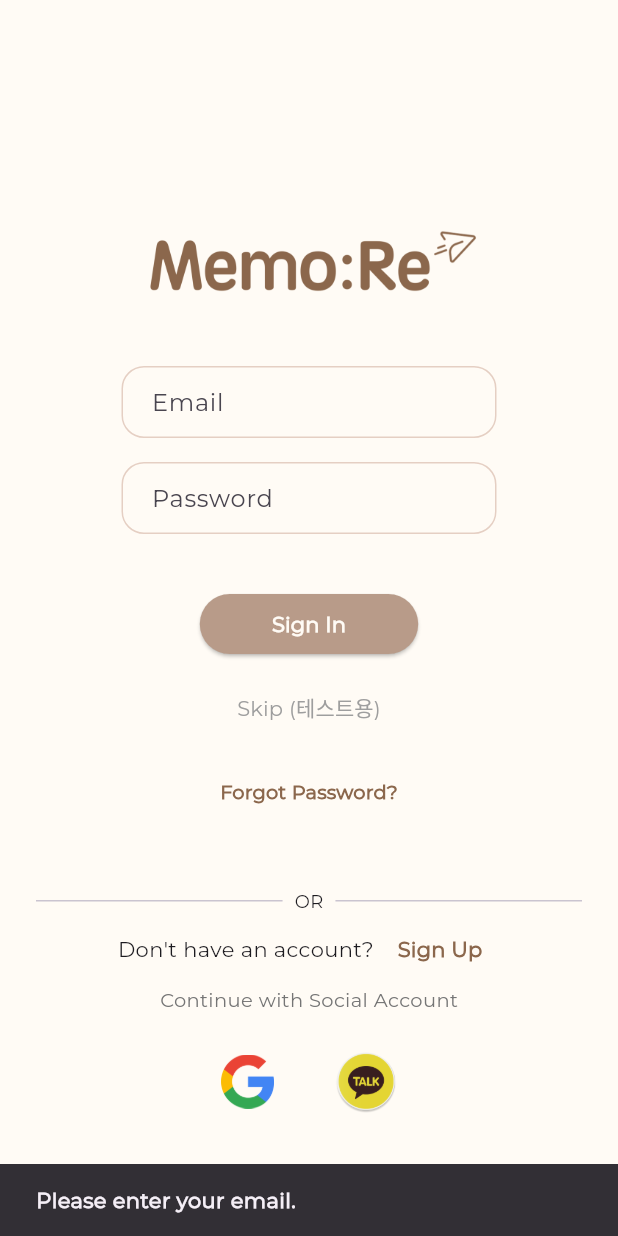
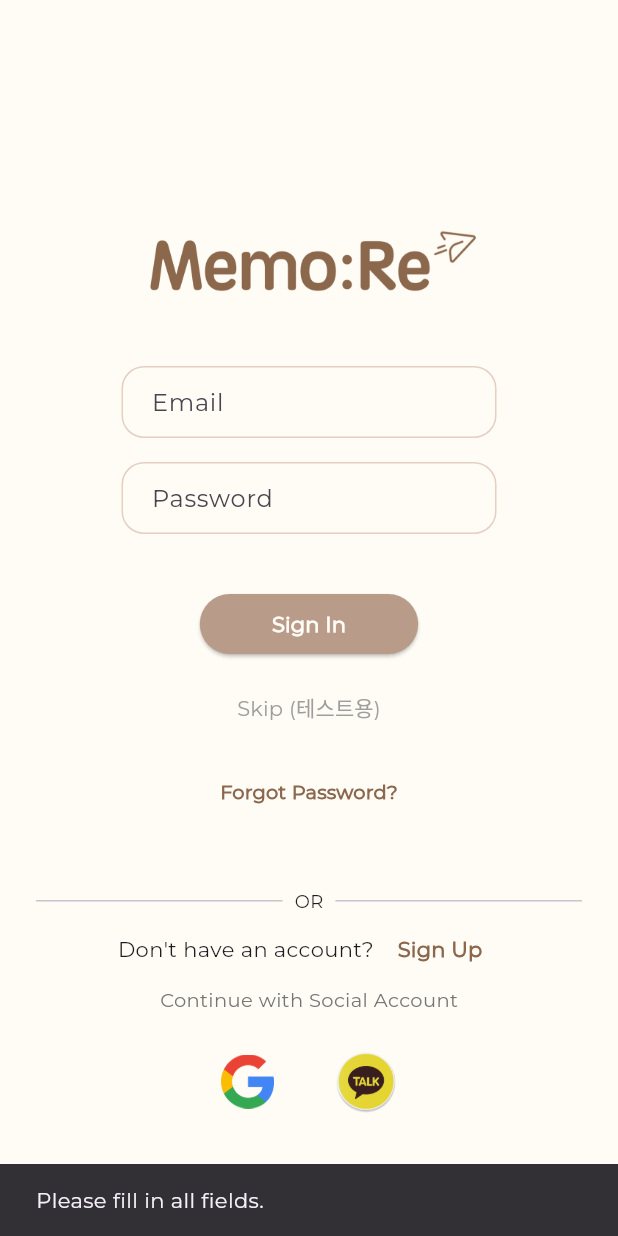
Before and after one commit to alvn84/memoRe, a Flutter app: the screen it shows after launch, after a tap on "Sign In", on a phone screen of 412 x 824 dp. Run offline on Flutter 3.47's test engine with Material 3 defaults, Android fonts, the phone set to English and light mode, and no system bars; our stand-ins replace image_picker, shared_preferences, smooth_page_indicator, table_calendar; missing offline and left inert: flutter_quill.

Commit message:
로그인 연동 완료

```diff
--- a/lib/presentation/screen/auth/login/login_form.dart
+++ b/lib/presentation/screen/auth/login/login_form.dart
@@ -1,5 +1,7 @@
 import 'package:flutter/material.dart';
 import '../../home/home_screen.dart';
+import 'package:http/http.dart' as http;
+import 'dart:convert';
 
 class LoginForm extends StatefulWidget {
   const LoginForm({super.key});
@@ -23,6 +25,48 @@ class _LoginFormState extends State<LoginForm> {
     _emailFocusNode.dispose();
     _passwordFocusNode.dispose();
     super.dispose();
+  }
+
+  Future<void> _handleLogin() async {
+    String email = _emailController.text.trim();
+    String password = _passwordController.text.trim();
+
+    if (email.isEmpty || password.isEmpty) {
+      if (!mounted) return; // ✅ mounted 확인
+      ScaffoldMessenger.of(context).showSnackBar(
+        const SnackBar(content: Text('Please fill in all fields.')),
+      );
+      return;
+    }
+
+    try {
+      final url = Uri.parse('http://223.194.152.120:8080/login');
+      final response = await http.post(
+        url,
+        headers: {'Content-Type': 'application/json'},
+        body: jsonEncode({'email': email, 'password': password}),
+      );
+
+      if (!mounted) return; // ✅ await 이후에도 항상 mounted 체크
+      if (response.statusCode == 200) {
+        print('로그인 성공: ${response.body}');
+        Navigator.pushReplacement(
+          context,
+          MaterialPageRoute(builder: (context) => const HomeScreen()),
+        );
+      } else {
+        print('로그인 실패: ${response.body}');
+        ScaffoldMessenger.of(context).showSnackBar(
+          const SnackBar(content: Text('Invalid email or password')),
+        );
+      }
+    } catch (e) {
+      if (!mounted) return; // ✅ 예외 처리 후에도 확인
+      print('에러 발생: $e');
+      ScaffoldMessenger.of(context).showSnackBar(
+        const SnackBar(content: Text('네트워크 오류가 발생했습니다')),
+      );
+    }
   }
 
   @override
@@ -111,70 +155,14 @@ class _LoginFormState extends State<LoginForm> {
                 style: ElevatedButton.styleFrom(
                   backgroundColor: Color(0xFFB89B89), // 배경색
                 ),
-                onPressed: () {
-                  String email = _emailController.text.trim();
-                  String password = _passwordController.text;
-
-                  if (email.isEmpty) {
-                    ScaffoldMessenger.of(context).showSnackBar(
-                      const SnackBar(
-                        content: Text(
-                          'Please enter your email.',
-                          style: TextStyle(
-                              fontSize: 14, fontWeight: FontWeight.w600),
-                        ),
-                      ),
-                    );
-                    return;
-                  }
-                  if (!emailRegex.hasMatch(email)) {
-                    ScaffoldMessenger.of(context).showSnackBar(
-                      const SnackBar(
-                        content: Text(
-                          'Please enter a valid email address.',
-                          style: TextStyle(
-                              fontSize: 14, fontWeight: FontWeight.w600),
-                        ),
-                      ),
-                    );
-                    return;
-                  }
-                  if (password.isEmpty) {
-                    ScaffoldMessenger.of(context).showSnackBar(
-                      const SnackBar(
-                        content: Text(
-                          'Please enter your password.',
-                          style: TextStyle(
-                              fontSize: 14, fontWeight: FontWeight.w600),
-                        ),
-                      ),
-                    );
-                    return;
-                  }
-                  if (password.length < 6) {
-                    // ✨ 추가된 부분
-                    ScaffoldMessenger.of(context).showSnackBar(
-                      const SnackBar(
-                        content: Text(
-                          'Password must be at least 6 characters.',
-                          style: TextStyle(
-                              fontSize: 14, fontWeight: FontWeight.w600),
-                        ),
-                      ),
-                    );
-                    return;
-                  }
-
-                  Navigator.pushReplacement(
-                    context,
-                    MaterialPageRoute(builder: (context) => const HomeScreen()),
-                  );
-                },
+                onPressed: _handleLogin,
                 child: const Text(
                   'Sign In',
                   style: TextStyle(
-                    fontSize: 14, // ⭐️ 폰트 크기
-                    fontWeight: FontWeight.w900, // ⭐️ 약간 두껍게 (Montserrat랑 잘 어울림)
+                    fontSize: 14,
+                    // ⭐️ 폰트 크기
+                    fontWeight: FontWeight.w900,
+                    // ⭐️ 약간 두껍게 (Montserrat랑 잘 어울림)
                     color: Color(0xFFFFFBF5), // 글씨 색상 (모카무스 느낌)
                   ),
                 ),
@@ -184,7 +172,7 @@ class _LoginFormState extends State<LoginForm> {
         ),
         const SizedBox(height: 12),
         Center(
-          // skip 버튼 없애려면 여기 이 Center 컴포넌트랑 바로 위 SizedBox 날려버리기
+          // skip 버튼 없애려면 여기 이 Center 컴포넌트랑 바로 위 SizedBox(12) 날려버리기
           child: TextButton(
             onPressed: () {
               Navigator.pushReplacement(
--- a/lib/presentation/screen/auth/signup/signup_email.dart
+++ b/lib/presentation/screen/auth/signup/signup_email.dart
@@ -1,9 +1,12 @@
 import 'package:flutter/material.dart';
+import 'signup_screen.dart';
 
 class SignUpEmail extends StatefulWidget {
   final VoidCallback onNext;
+  final SignUpData signUpData; // ✅ 추가
 
-  const SignUpEmail({super.key, required this.onNext});
+  const SignUpEmail(
+      {super.key, required this.onNext, required this.signUpData});
 
   @override
   State<SignUpEmail> createState() => _SignUpEmailState();
@@ -41,7 +44,8 @@ class _SignUpEmailState extends State<SignUpEmail> {
       return;
     }
 
-    if (!emailRegex.hasMatch(email)) {
+    // 이메일 유효성 검사
+    /*if (!emailRegex.hasMatch(email)) {
       ScaffoldMessenger.of(context).showSnackBar(
         const SnackBar(
           content: Text(
@@ -51,7 +55,10 @@ class _SignUpEmailState extends State<SignUpEmail> {
         ),
       );
       return;
-    }
+    }*/
+
+    // ✅ 입력한 이메일을 signUpData에 저장
+    widget.signUpData.email = email;
 
     // ✅ 이메일 형식까지 맞으면 통과
     FocusScope.of(context).unfocus();
@@ -81,7 +88,8 @@ class _SignUpEmailState extends State<SignUpEmail> {
                 // ✅ 고쳤다! (자동 키보드 뜨지 않게)
                 autocorrect: false,
                 textInputAction: TextInputAction.done,
-                onSubmitted: (_) => _handleNext(), // ✨ 여기 추가
+                onSubmitted: (_) => _handleNext(),
+                // ✨ 여기 추가
                 style: const TextStyle(
                   fontSize: 16,
                   fontWeight: FontWeight.w600,
@@ -103,39 +111,7 @@ class _SignUpEmailState extends State<SignUpEmail> {
                   width: double.infinity,
                   height: 40,
                   child: ElevatedButton(
-                    onPressed: () {
-                      String email = _emailController.text.trim();
-
-                      if (email.isEmpty) {
-                        ScaffoldMessenger.of(context).showSnackBar(
-                          const SnackBar(
-                            content: Text(
-                              'Please enter your email',
-                              style: TextStyle(
-                                  fontSize: 14, fontWeight: FontWeight.w600),
-                            ),
-                          ),
-                        );
-                        return;
-                      }
-
-                      if (!emailRegex.hasMatch(email)) {
-                        ScaffoldMessenger.of(context).showSnackBar(
-                          const SnackBar(
-                            content: Text(
-                              'Please enter a valid email address',
-                              style: TextStyle(
-                                  fontSize: 14, fontWeight: FontWeight.w600),
-                            ),
-                          ),
-                        );
-                        return;
-                      }
-
-                      // ✅ 이메일 형식까지 맞으면 통과
-                      FocusScope.of(context).unfocus();
-                      widget.onNext();
-                    },
+                    onPressed: _handleNext,
                     child: const Text(
                       'Continue',
                       style: TextStyle(
--- a/pubspec.yaml
+++ b/pubspec.yaml
@@ -43,6 +43,8 @@ dependencies:
   cupertino_icons: ^1.0.8
 
   dropdown_button2: ^2.3.9
+  http: ^1.4.0
+  google_sign_in: ^6.3.0
 
 dev_dependencies:
   flutter_test:
```
Also changed, not shown: lib/presentation/screen/auth/forgot_password/email_input.dart (+59 -33 lines), lib/presentation/screen/auth/forgot_password/reset_password.dart (+94 -58 lines), lib/presentation/screen/auth/signup/signup_password.dart (+44 -26 lines), lib/presentation/screen/auth/signup/signup_profile.dart (+30 -21 lines), lib/presentation/screen/auth/signup/signup_screen.dart (+62 -3 lines), pubspec.lock, 1 other file.
